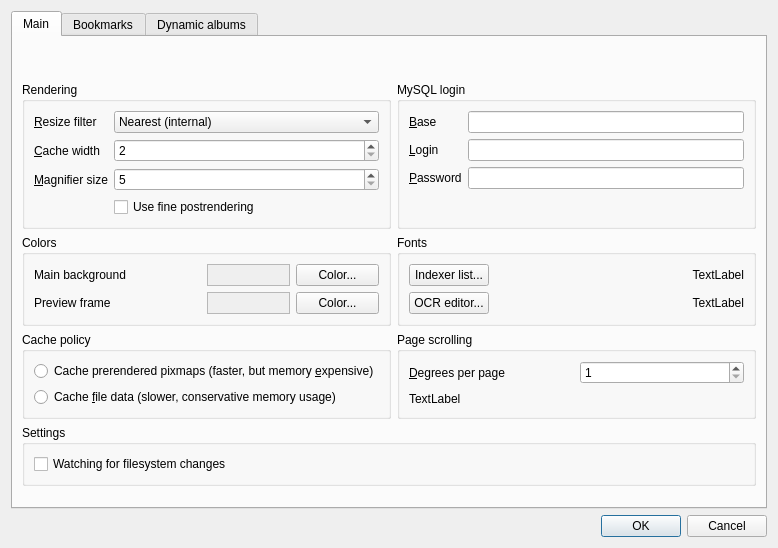
Above: settingsdialog.ui from kernel1024/qmanga before the change. Below: the same form after it.
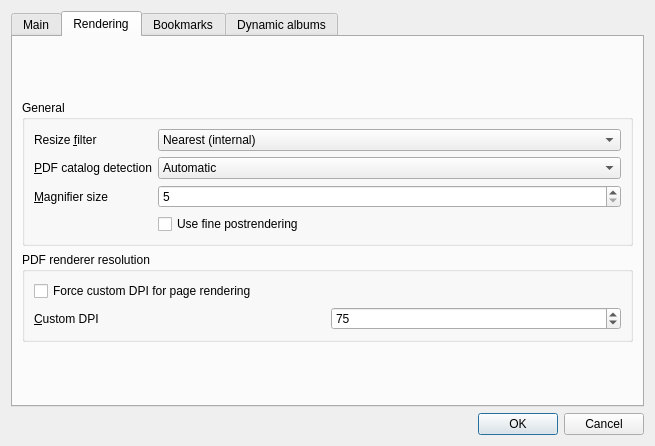
That is the form after the change. The open tabs and pages were chosen to show the change.

Commit message: Configurable DPI settings and PDF renderer mode, bugfixes.

```diff
--- a/settingsdialog.ui
+++ b/settingsdialog.ui
@@ -6,8 +6,8 @@
    <rect>
     <x>0</x>
     <y>0</y>
-    <width>778</width>
-    <height>548</height>
+    <width>655</width>
+    <height>446</height>
    </rect>
   </property>
   <property name="windowTitle">
@@ -39,136 +39,6 @@
        </item>
        <item>
         <layout class="QGridLayout" name="gridLayout">
-         <item row="0" column="0">
-          <widget class="QGroupBox" name="groupBox">
-           <property name="title">
-            <string>Rendering</string>
-           </property>
-           <layout class="QFormLayout" name="formLayout">
-            <item row="0" column="0">
-             <widget class="QLabel" name="label">
-              <property name="text">
-               <string>&amp;Resize filter</string>
-              </property>
-              <property name="buddy">
-               <cstring>comboFilter</cstring>
-              </property>
-             </widget>
-            </item>
-            <item row="0" column="1">
-             <widget class="QComboBox" name="comboFilter">
-              <property name="sizePolicy">
-               <sizepolicy hsizetype="Expanding" vsizetype="Fixed">
-                <horstretch>0</horstretch>
-                <verstretch>0</verstretch>
-               </sizepolicy>
-              </property>
-              <item>
-               <property name="text">
-                <string>Nearest (internal)</string>
-               </property>
-              </item>
-              <item>
-               <property name="text">
-                <string>Bilinear (internal)</string>
-               </property>
-              </item>
-              <item>
-               <property name="text">
-                <string>Lanczos (Magick)</string>
-               </property>
-              </item>
-              <item>
-               <property name="text">
-                <string>Gaussian (Magick)</string>
-               </property>
-              </item>
-              <item>
-               <property name="text">
-                <string>Lanczos 2 (Magick)</string>
-               </property>
-              </item>
-              <item>
-               <property name="text">
-                <string>Cubic (Magick)</string>
-               </property>
-              </item>
-              <item>
-               <property name="text">
-                <string>Sinc (Magick)</string>
-               </property>
-              </item>
-              <item>
-               <property name="text">
-                <string>Triangle (Magick)</string>
-               </property>
-              </item>
-              <item>
-               <property name="text">
-                <string>Mitchell (Magick)</string>
-               </property>
-              </item>
-             </widget>
-            </item>
-            <item row="1" column="0">
-             <widget class="QLabel" name="label_2">
-              <property name="text">
-               <string>&amp;Cache width</string>
-              </property>
-              <property name="buddy">
-               <cstring>spinCacheWidth</cstring>
-              </property>
-             </widget>
-            </item>
-            <item row="1" column="1">
-             <widget class="QSpinBox" name="spinCacheWidth">
-              <property name="sizePolicy">
-               <sizepolicy hsizetype="Expanding" vsizetype="Fixed">
-                <horstretch>0</horstretch>
-                <verstretch>0</verstretch>
-               </sizepolicy>
-              </property>
-              <property name="minimum">
-               <number>2</number>
-              </property>
-             </widget>
-            </item>
-            <item row="2" column="0">
-             <widget class="QLabel" name="label_5">
-              <property name="text">
-               <string>&amp;Magnifier size</string>
-              </property>
-              <property name="buddy">
-               <cstring>spinMagnify</cstring>
-              </property>
-             </widget>
-            </item>
-            <item row="2" column="1">
-             <widget class="QSpinBox" name="spinMagnify">
-              <property name="sizePolicy">
-               <sizepolicy hsizetype="Expanding" vsizetype="Fixed">
-                <horstretch>0</horstretch>
-                <verstretch>0</verstretch>
-               </sizepolicy>
-              </property>
-              <property name="minimum">
-               <number>5</number>
-              </property>
-              <property name="maximum">
-               <number>1000</number>
-              </property>
-             </widget>
-            </item>
-            <item row="3" column="1">
-             <widget class="QCheckBox" name="checkFineRendering">
-              <property name="text">
-               <string>Use fine postrendering</string>
-              </property>
-             </widget>
-            </item>
-           </layout>
-          </widget>
-         </item>
          <item row="0" column="1">
           <widget class="QGroupBox" name="groupBox_2">
            <property name="title">
@@ -347,45 +217,6 @@
            </layout>
           </widget>
          </item>
-         <item row="3" column="0" colspan="2">
-          <widget class="QGroupBox" name="groupBox_6">
-           <property name="title">
-            <string>Settings</string>
-           </property>
-           <layout class="QVBoxLayout" name="verticalLayout_6">
-            <item>
-             <widget class="QCheckBox" name="checkFSWatcher">
-              <property name="text">
-               <string>Watching for filesystem changes</string>
-              </property>
-             </widget>
-            </item>
-           </layout>
-          </widget>
-         </item>
-         <item row="2" column="0">
-          <widget class="QGroupBox" name="groupBox_5">
-           <property name="title">
-            <string>Cache policy</string>
-           </property>
-           <layout class="QVBoxLayout" name="verticalLayout_4">
-            <item>
-             <widget class="QRadioButton" name="rbCachePixmaps">
-              <property name="text">
-               <string>Cache prerendered pixmaps (faster, but memory &amp;expensive)</string>
-              </property>
-             </widget>
-            </item>
-            <item>
-             <widget class="QRadioButton" name="rbCacheData">
-              <property name="text">
-               <string>Cache &amp;file data (slower, conservative memory usage)</string>
-              </property>
-             </widget>
-            </item>
-           </layout>
-          </widget>
-         </item>
          <item row="2" column="1">
           <widget class="QGroupBox" name="groupBox_7">
            <property name="title">
@@ -426,6 +257,78 @@
            </layout>
           </widget>
          </item>
+         <item row="0" column="0">
+          <widget class="QGroupBox" name="groupBox_5">
+           <property name="title">
+            <string>Cache policy</string>
+           </property>
+           <layout class="QVBoxLayout" name="verticalLayout_4">
+            <item>
+             <widget class="QRadioButton" name="rbCachePixmaps">
+              <property name="toolTip">
+               <string>Faster, but memory &amp;expensive</string>
+              </property>
+              <property name="text">
+               <string>Cac&amp;he prerendered pixmaps</string>
+              </property>
+             </widget>
+            </item>
+            <item>
+             <widget class="QRadioButton" name="rbCacheData">
+              <property name="toolTip">
+               <string>Slower, conservative memory usage</string>
+              </property>
+              <property name="text">
+               <string>Cache &amp;file data</string>
+              </property>
+             </widget>
+            </item>
+            <item>
+             <layout class="QHBoxLayout" name="horizontalLayout_9">
+              <item>
+               <widget class="QLabel" name="label_2">
+                <property name="text">
+                 <string>&amp;Cache width</string>
+                </property>
+                <property name="buddy">
+                 <cstring>spinCacheWidth</cstring>
+                </property>
+               </widget>
+              </item>
+              <item>
+               <widget class="QSpinBox" name="spinCacheWidth">
+                <property name="sizePolicy">
+                 <sizepolicy hsizetype="Expanding" vsizetype="Fixed">
+                  <horstretch>0</horstretch>
+                  <verstretch>0</verstretch>
+                 </sizepolicy>
+                </property>
+                <property name="minimum">
+                 <number>2</number>
+                </property>
+               </widget>
+              </item>
+             </layout>
+            </item>
+           </layout>
+          </widget>
+         </item>
+         <item row="2" column="0">
+          <widget class="QGroupBox" name="groupBox_6">
+           <property name="title">
+            <string>Settings</string>
+           </property>
+           <layout class="QVBoxLayout" name="verticalLayout_6">
+            <item>
+             <widget class="QCheckBox" name="checkFSWatcher">
+              <property name="text">
+               <string>Watching for filesystem changes</string>
+              </property>
+             </widget>
+            </item>
+           </layout>
+          </widget>
+         </item>
         </layout>
        </item>
        <item>
@@ -443,6 +346,229 @@
        </item>
       </layout>
      </widget>
+     <widget class="QWidget" name="tab_4">
+      <attribute name="title">
+       <string>Rendering</string>
+      </attribute>
+      <layout class="QVBoxLayout" name="verticalLayout_10">
+       <item>
+        <spacer name="verticalSpacer_3">
+         <property name="orientation">
+          <enum>Qt::Vertical</enum>
+         </property>
+         <property name="sizeHint" stdset="0">
+          <size>
+           <width>20</width>
+           <height>34</height>
+          </size>
+         </property>
+        </spacer>
+       </item>
+       <item>
+        <widget class="QGroupBox" name="groupBox">
+         <property name="title">
+          <string>General</string>
+         </property>
+         <layout class="QFormLayout" name="formLayout">
+          <item row="0" column="0">
+           <widget class="QLabel" name="label">
+            <property name="text">
+             <string>Resize &amp;filter</string>
+            </property>
+            <property name="buddy">
+             <cstring>comboFilter</cstring>
+            </property>
+           </widget>
+          </item>
+          <item row="0" column="1">
+           <widget class="QComboBox" name="comboFilter">
+            <property name="sizePolicy">
+             <sizepolicy hsizetype="Expanding" vsizetype="Fixed">
+              <horstretch>0</horstretch>
+              <verstretch>0</verstretch>
+             </sizepolicy>
+            </property>
+            <item>
+             <property name="text">
+              <string>Nearest (internal)</string>
+             </property>
+            </item>
+            <item>
+             <property name="text">
+              <string>Bilinear (internal)</string>
+             </property>
+            </item>
+            <item>
+             <property name="text">
+              <string>Lanczos (Magick)</string>
+             </property>
+            </item>
+            <item>
+             <property name="text">
+              <string>Gaussian (Magick)</string>
+             </property>
+            </item>
+            <item>
+             <property name="text">
+              <string>Lanczos 2 (Magick)</string>
+             </property>
+            </item>
+            <item>
+             <property name="text">
+              <string>Cubic (Magick)</string>
+             </property>
+            </item>
+            <item>
+             <property name="text">
+              <string>Sinc (Magick)</string>
+             </property>
+            </item>
+            <item>
+             <property name="text">
+              <string>Triangle (Magick)</string>
+             </property>
+            </item>
+            <item>
+             <property name="text">
+              <string>Mitchell (Magick)</string>
+             </property>
+            </item>
+           </widget>
+          </item>
+          <item row="1" column="0">
+           <widget class="QLabel" name="label_11">
+            <property name="text">
+             <string>&amp;PDF catalog detection</string>
+            </property>
+            <property name="buddy">
+             <cstring>comboPDFRenderMode</cstring>
+            </property>
+           </widget>
+          </item>
+          <item row="1" column="1">
+           <widget class="QComboBox" name="comboPDFRenderMode">
+            <property name="toolTip">
+             <string>Automatic - use catalog mode if PDF consists of single images,
+one per page, with supported format. Use rendering mode as fallback.</string>
+            </property>
+            <item>
+             <property name="text">
+              <string>Automatic</string>
+             </property>
+            </item>
+            <item>
+             <property name="text">
+              <string>Force rendering mode</string>
+             </property>
+            </item>
+            <item>
+             <property name="text">
+              <string>Force catalog mode</string>
+             </property>
+            </item>
+           </widget>
+          </item>
+          <item row="2" column="0">
+           <widget class="QLabel" name="label_5">
+            <property name="text">
+             <string>&amp;Magnifier size</string>
+            </property>
+            <property name="buddy">
+             <cstring>spinMagnify</cstring>
+            </property>
+           </widget>
+          </item>
+          <item row="2" column="1">
+           <widget class="QSpinBox" name="spinMagnify">
+            <property name="sizePolicy">
+             <sizepolicy hsizetype="Expanding" vsizetype="Fixed">
+              <horstretch>0</horstretch>
+              <verstretch>0</verstretch>
+             </sizepolicy>
+            </property>
+            <property name="minimum">
+             <number>5</number>
+            </property>
+            <property name="maximum">
+             <number>1000</number>
+            </property>
+           </widget>
+          </item>
+          <item row="3" column="1">
+           <widget class="QCheckBox" name="checkFineRendering">
+            <property name="text">
+             <string>Use fine postrendering</string>
+            </property>
+           </widget>
+          </item>
+         </layout>
+        </widget>
+       </item>
+       <item>
+        <layout class="QHBoxLayout" name="horizontalLayout_8">
+         <item>
+          <widget class="QGroupBox" name="groupBox_8">
+           <property name="title">
+            <string>PDF renderer resolution</string>
+           </property>
+           <layout class="QVBoxLayout" name="verticalLayout_9">
+            <item>
+             <widget class="QCheckBox" name="checkPDFDPI">
+              <property name="text">
+               <string>Force custom DPI for page rendering</string>
+              </property>
+             </widget>
+            </item>
+            <item>
+             <layout class="QHBoxLayout" name="horizontalLayout_7">
+              <item>
+               <widget class="QLabel" name="label_10">
+                <property name="text">
+                 <string>&amp;Custom DPI</string>
+                </property>
+                <property name="buddy">
+                 <cstring>spinPDFDPI</cstring>
+                </property>
+               </widget>
+              </item>
+              <item>
+               <widget class="QDoubleSpinBox" name="spinPDFDPI">
+                <property name="decimals">
+                 <number>0</number>
+                </property>
+                <property name="minimum">
+                 <double>30.000000000000000</double>
+                </property>
+                <property name="maximum">
+                 <double>600.000000000000000</double>
+                </property>
+                <property name="value">
+                 <double>75.000000000000000</double>
+                </property>
+               </widget>
+              </item>
+             </layout>
+            </item>
+           </layout>
+          </widget>
+         </item>
+        </layout>
+       </item>
+       <item>
+        <spacer name="verticalSpacer_4">
+         <property name="orientation">
+          <enum>Qt::Vertical</enum>
+         </property>
+         <property name="sizeHint" stdset="0">
+          <size>
+           <width>20</width>
+           <height>34</height>
+          </size>
+         </property>
+        </spacer>
+       </item>
+      </layout>
+     </widget>
      <widget class="QWidget" name="tab_2">
       <attribute name="title">
        <string>Bookmarks</string>
```
Left out of the diff: 47 changed lines with no effect on the pictures. The commit also changes 7 other files.
